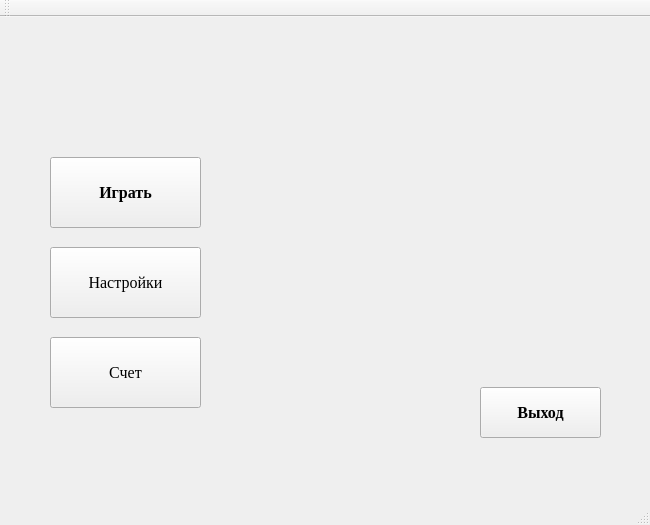
Before: the Qt Designer form src/graphic/mainwindow.ui in vvladislav/hse-miem-info-coursework, drawn with Qt 5.
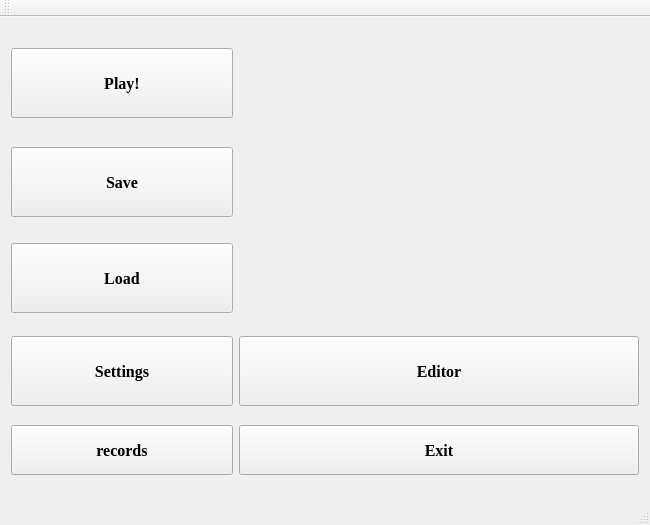
After: the same form once the commit is applied.

```diff
--- a/src/graphic/mainwindow.ui
+++ b/src/graphic/mainwindow.ui
@@ -11,7 +11,7 @@
    </rect>
   </property>
   <property name="sizePolicy">
-   <sizepolicy hsizetype="Fixed" vsizetype="Fixed">
+   <sizepolicy hsizetype="Preferred" vsizetype="Preferred">
     <horstretch>0</horstretch>
     <verstretch>0</verstretch>
    </sizepolicy>
@@ -24,8 +24,8 @@
   </property>
   <property name="maximumSize">
    <size>
-    <width>650</width>
-    <height>525</height>
+    <width>16777215</width>
+    <height>16777215</height>
    </size>
   </property>
   <property name="cursor">
@@ -38,14 +38,14 @@
    <string notr="true"/>
   </property>
   <widget class="QWidget" name="centralWidget">
+   <layout class="QGridLayout" name="gridLayout">
+    <item row="0" column="0">
    <widget class="QPushButton" name="startGameButton">
-    <property name="geometry">
-     <rect>
-      <x>50</x>
-      <y>140</y>
-      <width>151</width>
-      <height>71</height>
-     </rect>
+      <property name="minimumSize">
+       <size>
+        <width>0</width>
+        <height>70</height>
+       </size>
     </property>
     <property name="font">
      <font>
@@ -56,62 +56,142 @@
      </font>
     </property>
     <property name="text">
-     <string>Играть</string>
-    </property>
-   </widget>
+       <string>Play!</string>
+      </property>
+     </widget>
+    </item>
+    <item row="0" column="1" rowspan="3">
+     <widget class="QLabel" name="label">
+      <property name="minimumSize">
+       <size>
+        <width>400</width>
+        <height>250</height>
+       </size>
+      </property>
+      <property name="text">
+       <string/>
+      </property>
+     </widget>
+    </item>
+    <item row="1" column="0">
+     <widget class="QPushButton" name="saveButton">
+      <property name="minimumSize">
+       <size>
+        <width>0</width>
+        <height>70</height>
+       </size>
+      </property>
+      <property name="font">
+       <font>
+        <family>Times New Roman</family>
+        <pointsize>12</pointsize>
+        <weight>75</weight>
+        <bold>true</bold>
+       </font>
+      </property>
+      <property name="text">
+       <string>Save</string>
+      </property>
+     </widget>
+    </item>
+    <item row="2" column="0">
+     <widget class="QPushButton" name="loadButton">
+      <property name="minimumSize">
+       <size>
+        <width>0</width>
+        <height>70</height>
+       </size>
+      </property>
+      <property name="font">
+       <font>
+        <family>Times New Roman</family>
+        <pointsize>12</pointsize>
+        <weight>75</weight>
+        <bold>true</bold>
+       </font>
+      </property>
+      <property name="text">
+       <string>Load</string>
+      </property>
+     </widget>
+    </item>
+    <item row="3" column="0">
    <widget class="QPushButton" name="loadSaveGame">
-    <property name="geometry">
-     <rect>
-      <x>50</x>
-      <y>230</y>
-      <width>151</width>
-      <height>71</height>
-     </rect>
+      <property name="minimumSize">
+       <size>
+        <width>0</width>
+        <height>70</height>
+       </size>
     </property>
     <property name="font">
      <font>
       <family>Times New Roman</family>
       <pointsize>12</pointsize>
+        <weight>75</weight>
+        <bold>true</bold>
      </font>
     </property>
     <property name="text">
-     <string>Настройки</string>
-    </property>
-   </widget>
-   <widget class="QPushButton" name="checkScores">
-    <property name="geometry">
-     <rect>
-      <x>50</x>
-      <y>320</y>
-      <width>151</width>
-      <height>71</height>
-     </rect>
+       <string>Settings</string>
+      </property>
+     </widget>
+    </item>
+    <item row="3" column="1">
+     <widget class="QPushButton" name="editorButton">
+      <property name="minimumSize">
+       <size>
+        <width>150</width>
+        <height>70</height>
+       </size>
     </property>
     <property name="font">
      <font>
       <family>Times New Roman</family>
       <pointsize>12</pointsize>
+        <weight>75</weight>
+        <bold>true</bold>
      </font>
     </property>
     <property name="text">
-     <string>Счет</string>
-    </property>
-   </widget>
+       <string>Editor</string>
+      </property>
+     </widget>
+    </item>
+    <item row="4" column="0">
+     <widget class="QPushButton" name="loadSaveGame_2">
+      <property name="minimumSize">
+       <size>
+        <width>0</width>
+        <height>50</height>
+       </size>
+      </property>
+      <property name="font">
+       <font>
+        <family>Times New Roman</family>
+        <pointsize>12</pointsize>
+        <weight>75</weight>
+        <bold>true</bold>
+       </font>
+      </property>
+      <property name="text">
+       <string>records</string>
+      </property>
+     </widget>
+    </item>
+    <item row="4" column="1">
    <widget class="QPushButton" name="quitButton">
-    <property name="geometry">
-     <rect>
-      <x>480</x>
-      <y>370</y>
-      <width>121</width>
-      <height>51</height>
-     </rect>
-    </property>
     <property name="sizePolicy">
-     <sizepolicy hsizetype="Fixed" vsizetype="Fixed">
+       <sizepolicy hsizetype="Minimum" vsizetype="Fixed">
       <horstretch>0</horstretch>
       <verstretch>0</verstretch>
      </sizepolicy>
     </property>
+      <property name="minimumSize">
+       <size>
+        <width>150</width>
+        <height>50</height>
+       </size>
+      </property>
     <property name="font">
      <font>
       <family>Times New Roman</family>
@@ -124,22 +204,11 @@
      </font>
     </property>
     <property name="text">
-     <string>Выход</string>
-    </property>
-   </widget>
-   <widget class="QLabel" name="label">
-    <property name="geometry">
-     <rect>
-      <x>210</x>
-      <y>15</y>
-      <width>401</width>
-      <height>341</height>
-     </rect>
-    </property>
-    <property name="text">
-     <string/>
-    </property>
-   </widget>
+       <string>Exit</string>
+      </property>
+     </widget>
+    </item>
+   </layout>
   </widget>
   <widget class="QMenuBar" name="menuBar">
    <property name="geometry">
```
Left out of the diff: 2 changed lines with no effect on the pictures. Lines whose indentation alone changed are shown as unchanged.
